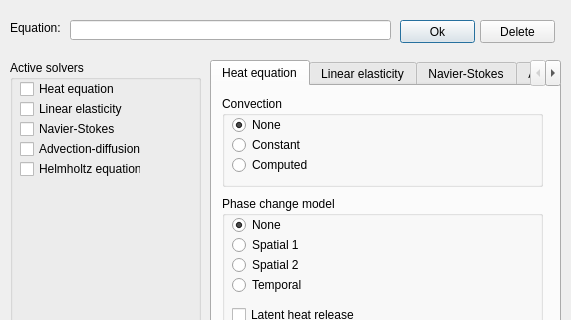
Qt form misc/Mesh3D/forms/pdepropertyeditor.ui (tehnick/elmerfem) before a commit; both pictures show x 0 to 571 and y 0 to 320 of the 571 by 458 pixel window.
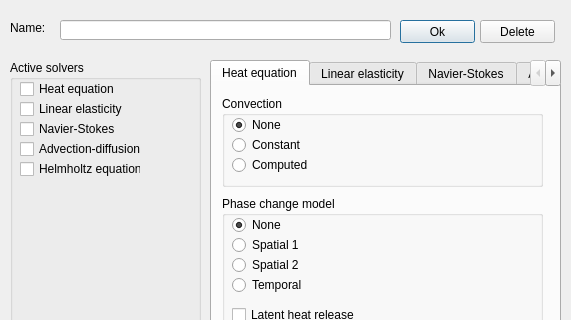
The same form after that commit.

Commit message: Mesh3D: Rewrote equation editor stuff

```diff
--- a/misc/Mesh3D/forms/pdepropertyeditor.ui
+++ b/misc/Mesh3D/forms/pdepropertyeditor.ui
@@ -375,20 +375,20 @@
     <rect>
      <x>10</x>
      <y>20</y>
-     <width>51</width>
+     <width>41</width>
      <height>16</height>
     </rect>
    </property>
    <property name="text" >
-    <string>Equation:</string>
+    <string>Name:</string>
    </property>
   </widget>
   <widget class="QLineEdit" name="equationNameEdit" >
    <property name="geometry" >
     <rect>
-     <x>70</x>
+     <x>60</x>
      <y>20</y>
-     <width>321</width>
+     <width>331</width>
      <height>20</height>
     </rect>
    </property>
```
The commit also changes 4 other files.
